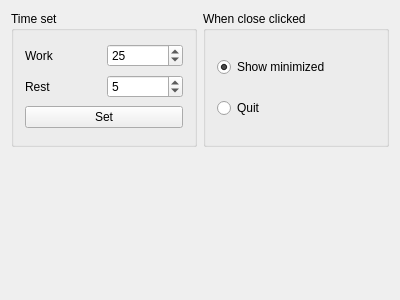
The window that src/widget.ui (im-red/take-a-break) describes before a commit, drawn with Qt 5.
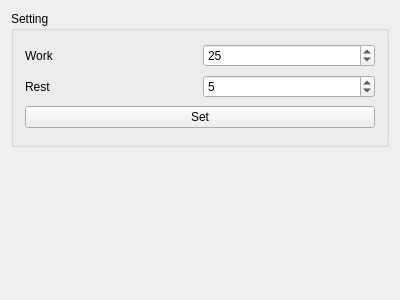
The same window after the commit.

```diff
--- a/src/widget.ui
+++ b/src/widget.ui
@@ -37,7 +37,7 @@
      <item>
       <widget class="QGroupBox" name="groupBox">
        <property name="title">
-        <string>Time set</string>
+        <string>Setting</string>
        </property>
        <layout class="QVBoxLayout" name="verticalLayout">
         <item>
@@ -86,32 +86,6 @@
        </layout>
       </widget>
      </item>
-     <item>
-      <widget class="QGroupBox" name="groupBox_2">
-       <property name="title">
-        <string>When close clicked</string>
-       </property>
-       <layout class="QVBoxLayout" name="verticalLayout_2">
-        <item>
-         <widget class="QRadioButton" name="minRadioButton">
-          <property name="text">
-           <string>Show minimized</string>
-          </property>
-          <property name="checked">
-           <bool>true</bool>
-          </property>
-         </widget>
-        </item>
-        <item>
-         <widget class="QRadioButton" name="closeRadioButton">
-          <property name="text">
-           <string>Quit</string>
-          </property>
-         </widget>
-        </item>
-       </layout>
-      </widget>
-     </item>
     </layout>
    </item>
    <item>
```
